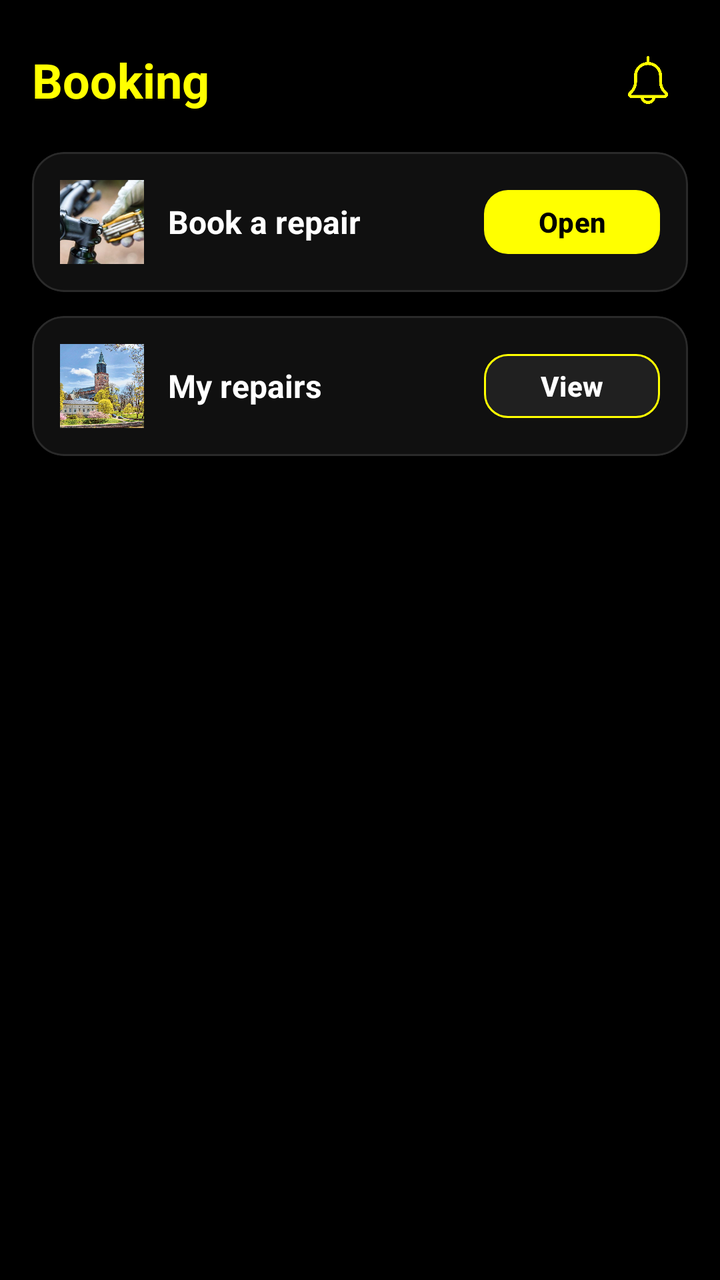
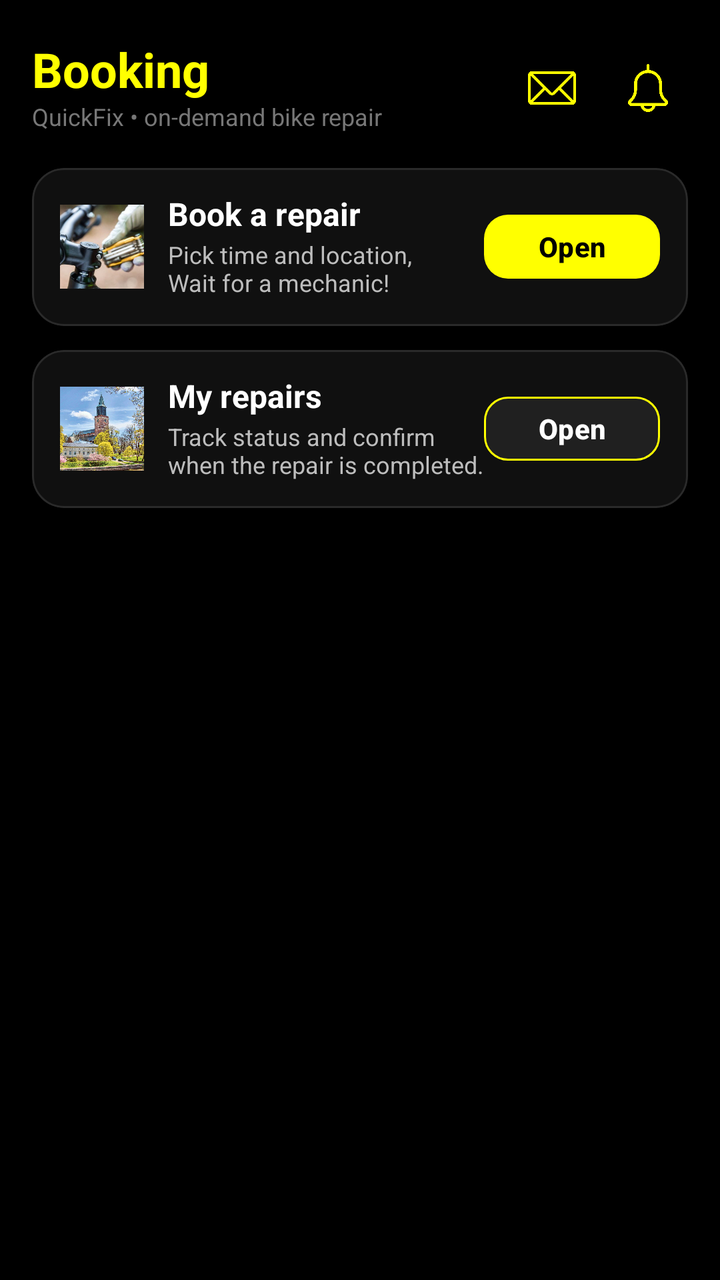

Before-and-after screenshots of an Android layout around one commit, followed by the original layout XML and the change that was made.
<!-- AndroidManifest.xml: application theme Theme.MyApplication -->
<!-- res/layout/fragment_booking.xml -->
<?xml version="1.0" encoding="utf-8"?>
<ScrollView xmlns:android="http://schemas.android.com/apk/res/android"
    xmlns:app="http://schemas.android.com/apk/res-auto"
    android:layout_width="match_parent"
    android:layout_height="match_parent"
    android:background="#000000">

    <LinearLayout
        android:layout_width="match_parent"
        android:layout_height="wrap_content"
        android:orientation="vertical"
        android:padding="16dp">

        
        <FrameLayout
            android:layout_width="match_parent"
            android:layout_height="48dp"
            android:layout_marginBottom="12dp">

            <TextView
                android:id="@+id/tvBookingHeader"
                android:layout_width="wrap_content"
                android:layout_height="wrap_content"
                android:layout_gravity="start|center_vertical"
                android:text="Booking"
                android:textStyle="bold"
                android:textSize="24sp"
                android:textColor="#FFFF00" />

            <include
                android:id="@+id/includeNotifBell"
                layout="@layout/view_notification_bell"
                android:layout_width="wrap_content"
                android:layout_height="wrap_content"
                android:layout_gravity="end|center_vertical" />
        </FrameLayout>



        
        <com.google.android.material.card.MaterialCardView
            android:layout_width="match_parent"
            android:layout_height="wrap_content"
            android:layout_marginBottom="12dp"
            app:cardCornerRadius="16dp"
            app:cardElevation="0dp"
            app:strokeColor="#2A2A2A"
            app:strokeWidth="1dp"
            app:cardBackgroundColor="#101010">

            <LinearLayout
                android:layout_width="match_parent"
                android:layout_height="wrap_content"
                android:orientation="horizontal"
                android:padding="14dp"
                android:gravity="center_vertical">

                <ImageView
                    android:layout_width="42dp"
                    android:layout_height="42dp"
                    android:src="@drawable/home_request"
                    android:contentDescription="@null" />

                <TextView
                    android:layout_width="0dp"
                    android:layout_height="wrap_content"
                    android:layout_weight="1"
                    android:layout_marginStart="12dp"
                    android:text="Book a repair"
                    android:textStyle="bold"
                    android:textSize="16sp"
                    android:textColor="#FFFFFF" />

                <com.google.android.material.button.MaterialButton
                    android:id="@+id/btnOpenBookingForm"
                    android:layout_width="wrap_content"
                    android:layout_height="40dp"
                    android:text="Open"
                    android:textAllCaps="false"
                    android:textStyle="bold"
                    android:textColor="#000000"
                    app:cornerRadius="12dp"
                    app:backgroundTint="#FFFF00" />
            </LinearLayout>
        </com.google.android.material.card.MaterialCardView>

        
        <com.google.android.material.card.MaterialCardView
            android:layout_width="match_parent"
            android:layout_height="wrap_content"
            app:cardCornerRadius="16dp"
            app:cardElevation="0dp"
            app:strokeColor="#2A2A2A"
            app:strokeWidth="1dp"
            app:cardBackgroundColor="#101010">

            <LinearLayout
                android:layout_width="match_parent"
                android:layout_height="wrap_content"
                android:orientation="horizontal"
                android:padding="14dp"
                android:gravity="center_vertical">

                <ImageView
                    android:layout_width="42dp"
                    android:layout_height="42dp"
                    android:src="@drawable/home_bike_hero"
                    android:contentDescription="@null" />

                <TextView
                    android:layout_width="0dp"
                    android:layout_height="wrap_content"
                    android:layout_weight="1"
                    android:layout_marginStart="12dp"
                    android:text="My repairs"
                    android:textStyle="bold"
                    android:textSize="16sp"
                    android:textColor="#FFFFFF" />

                <com.google.android.material.button.MaterialButton
                    android:id="@+id/btnOpenMyRepairs"
                    android:layout_width="wrap_content"
                    android:layout_height="40dp"
                    android:text="View"
                    android:textAllCaps="false"
                    android:textStyle="bold"
                    android:textColor="#FFFFFF"
                    app:cornerRadius="12dp"
                    app:backgroundTint="#202020"
                    app:strokeColor="#FFFF00"
                    app:strokeWidth="1dp" />
            </LinearLayout>
        </com.google.android.material.card.MaterialCardView>

    </LinearLayout>
</ScrollView>
<!-- res/layout/view_notification_bell.xml (included above) -->
<?xml version="1.0" encoding="utf-8"?>
<FrameLayout xmlns:android="http://schemas.android.com/apk/res/android"
    xmlns:app="http://schemas.android.com/apk/res-auto"
    android:layout_width="40dp"
    android:layout_height="40dp">

    <ImageButton
        android:id="@+id/btnNotifications"
        android:layout_width="40dp"
        android:layout_height="40dp"
        android:background="@android:color/transparent"
        android:src="@drawable/bell"
        android:contentDescription="Notifications"
        android:padding="8dp"
        android:scaleType="centerInside"
        app:tint="#FFFF00" />

    <TextView
        android:id="@+id/tvNotifBadge"
        android:layout_width="18dp"
        android:layout_height="18dp"
        android:layout_gravity="end|top"
        android:layout_marginTop="2dp"
        android:layout_marginEnd="2dp"
        android:background="@drawable/bg_badge_red_circle"
        android:gravity="center"
        android:textColor="#FFFFFF"
        android:textSize="11sp"
        android:textStyle="bold"
        android:visibility="gone" />

</FrameLayout>
<!-- resources referenced by this layout -->
<resources>
  <!-- drawable bell: png bitmap (drawable, 10949 bytes) -->
  <!-- drawable bg_badge_red_circle (drawable) -->
  <shape xmlns:android="http://schemas.android.com/apk/res/android" android:shape="oval">
      <solid android:color="#FF3B30"/>  
  </shape>
  <!-- drawable home_bike_hero: png bitmap (drawable, 545208 bytes) -->
  <!-- drawable home_request: png bitmap (drawable, 303131 bytes) -->
  <style name="Theme.MyApplication" parent="Base.Theme.MyApplication" />
  <style name="Base.Theme.MyApplication" parent="Theme.Material3.DayNight.NoActionBar">
          
          
      </style>
</resources>

<!-- the commit's change to res/layout/fragment_booking.xml (unified diff, before → after) -->
@@ -3,7 +3,9 @@
     xmlns:app="http://schemas.android.com/apk/res-auto"
     android:layout_width="match_parent"
     android:layout_height="match_parent"
-    android:background="#000000">
+    android:background="#000000"
+    android:fillViewport="true"
+    android:paddingBottom="10dp">
 
     <LinearLayout
         android:layout_width="match_parent"
@@ -14,28 +16,44 @@
         
         <FrameLayout
             android:layout_width="match_parent"
-            android:layout_height="48dp"
+            android:layout_height="56dp"
             android:layout_marginBottom="12dp">
 
-            <TextView
-                android:id="@+id/tvBookingHeader"
+            
+            <LinearLayout
                 android:layout_width="wrap_content"
                 android:layout_height="wrap_content"
                 android:layout_gravity="start|center_vertical"
-                android:text="Booking"
-                android:textStyle="bold"
-                android:textSize="24sp"
-                android:textColor="#FFFF00" />
+                android:orientation="vertical">
+
+                <TextView
+                    android:id="@+id/tvBookingHeader"
+                    android:layout_width="wrap_content"
+                    android:layout_height="wrap_content"
+                    android:text="Booking"
+                    android:textStyle="bold"
+                    android:textSize="24sp"
+                    android:textColor="#FFFF00"
+                    android:includeFontPadding="false" />
+
+                <TextView
+                    android:id="@+id/tvBookingSub"
+                    android:layout_width="wrap_content"
+                    android:layout_height="wrap_content"
+                    android:layout_marginTop="2dp"
+                    android:text="QuickFix • on-demand bike repair"
+                    android:textSize="12sp"
+                    android:textColor="#777777"
+                    android:includeFontPadding="false" />
+            </LinearLayout>
 
             <include
-                android:id="@+id/includeNotifBell"
-                layout="@layout/view_notification_bell"
+                android:id="@+id/includeHeaderActions"
+                layout="@layout/view_header_actions"
                 android:layout_width="wrap_content"
                 android:layout_height="wrap_content"
                 android:layout_gravity="end|center_vertical" />
         </FrameLayout>
-
-
 
         
         <com.google.android.material.card.MaterialCardView
@@ -55,21 +73,42 @@
                 android:padding="14dp"
                 android:gravity="center_vertical">
 
+                
                 <ImageView
                     android:layout_width="42dp"
                     android:layout_height="42dp"
                     android:src="@drawable/home_request"
                     android:contentDescription="@null" />
 
-                <TextView
+                <LinearLayout
                     android:layout_width="0dp"
                     android:layout_height="wrap_content"
                     android:layout_weight="1"
                     android:layout_marginStart="12dp"
-                    android:text="Book a repair"
-                    android:textStyle="bold"
-                    android:textSize="16sp"
-                    android:textColor="#FFFFFF" />
+                    android:orientation="vertical">
+
+                    <TextView
+                        android:id="@+id/tvBookTitle"
+                        android:layout_width="match_parent"
+                        android:layout_height="wrap_content"
+                        android:text="Book a repair"
+                        android:textStyle="bold"
+                        android:textSize="16sp"
+                        android:textColor="#FFFFFF"
+                        android:includeFontPadding="false" />
+
+                    <TextView
+                        android:id="@+id/tvBookHint"
+                        android:layout_width="match_parent"
+                        android:layout_height="wrap_content"
+                        android:layout_marginTop="4dp"
+                        android:text="Pick time and location,\nWait for a mechanic!"
+                        android:textSize="12sp"
+                        android:textColor="#BDBDBD"
+                        android:maxLines="2"
+                        android:ellipsize="end"
+                        android:includeFontPadding="false" />
+                </LinearLayout>
 
                 <com.google.android.material.button.MaterialButton
                     android:id="@+id/btnOpenBookingForm"
@@ -101,27 +140,48 @@
                 android:padding="14dp"
                 android:gravity="center_vertical">
 
+                
                 <ImageView
                     android:layout_width="42dp"
                     android:layout_height="42dp"
                     android:src="@drawable/home_bike_hero"
                     android:contentDescription="@null" />
 
-                <TextView
+                <LinearLayout
                     android:layout_width="0dp"
                     android:layout_height="wrap_content"
                     android:layout_weight="1"
                     android:layout_marginStart="12dp"
-                    android:text="My repairs"
-                    android:textStyle="bold"
-                    android:textSize="16sp"
-                    android:textColor="#FFFFFF" />
+                    android:orientation="vertical">
+
+                    <TextView
+                        android:id="@+id/tvRepairsTitle"
+                        android:layout_width="match_parent"
+                        android:layout_height="wrap_content"
+                        android:text="My repairs"
+                        android:textStyle="bold"
+                        android:textSize="16sp"
+                        android:textColor="#FFFFFF"
+                        android:includeFontPadding="false" />
+
+                    <TextView
+                        android:id="@+id/tvRepairsHint"
+                        android:layout_width="match_parent"
+                        android:layout_height="wrap_content"
+                        android:layout_marginTop="4dp"
+                        android:text="Track status and confirm when the repair is completed."
+                        android:textSize="12sp"
+                        android:textColor="#BDBDBD"
+                        android:maxLines="2"
+                        android:ellipsize="end"
+                        android:includeFontPadding="false" />
+                </LinearLayout>
 
                 <com.google.android.material.button.MaterialButton
                     android:id="@+id/btnOpenMyRepairs"
                     android:layout_width="wrap_content"
                     android:layout_height="40dp"
-                    android:text="View"
+                    android:text="Open"
                     android:textAllCaps="false"
                     android:textStyle="bold"
                     android:textColor="#FFFFFF"
@@ -132,8 +192,44 @@
             </LinearLayout>
         </com.google.android.material.card.MaterialCardView>
 
+        
+        <View
+            android:layout_width="match_parent"
+            android:layout_height="24dp" />
+
     </LinearLayout>
 </ScrollView>
+<!-- res/layout/view_header_actions.xml (included above) -->
+<?xml version="1.0" encoding="utf-8"?>
+<LinearLayout xmlns:android="http://schemas.android.com/apk/res/android"
+    xmlns:app="http://schemas.android.com/apk/res-auto"
+    android:layout_width="wrap_content"
+    android:layout_height="wrap_content"
+    android:orientation="horizontal"
+    android:gravity="center_vertical">
+
+    
+    <ImageButton
+        android:id="@+id/btnMessages"
+        android:layout_width="40dp"
+        android:layout_height="40dp"
+        android:background="@android:color/transparent"
+        android:padding="8dp"
+        android:scaleType="centerInside"
+        android:contentDescription="Messages"
+        android:src="@drawable/ic_message"
+        app:tint="#FFFF00" />
+
+    <View
+        android:layout_width="8dp"
+        android:layout_height="1dp" />
+
+    
+    <include
+        android:id="@+id/includeNotifBell"
+        layout="@layout/view_notification_bell" />
+
+</LinearLayout>
 <!-- res/layout/view_notification_bell.xml (included above) -->
 <?xml version="1.0" encoding="utf-8"?>
 <FrameLayout xmlns:android="http://schemas.android.com/apk/res/android"
<!-- resource entries referenced after the edit -->
@@ -7,10 +7,15 @@
   </shape>
   <!-- drawable home_bike_hero: png bitmap (drawable, 545208 bytes) -->
   <!-- drawable home_request: png bitmap (drawable, 303131 bytes) -->
+  <!-- drawable ic_message: png bitmap (drawable, 9451 bytes) -->
   <style name="Theme.MyApplication" parent="Base.Theme.MyApplication" />
   <style name="Base.Theme.MyApplication" parent="Theme.Material3.DayNight.NoActionBar">
-          
-          
+          <item name="android:statusBarColor">#000000</item>
+          <item name="android:navigationBarColor">#101010</item>
+  
+          <item name="android:windowLightStatusBar">false</item>
+  
+          <item name="android:windowLightNavigationBar" tools:targetApi="27">false</item>
       </style>
 </resources>
 
